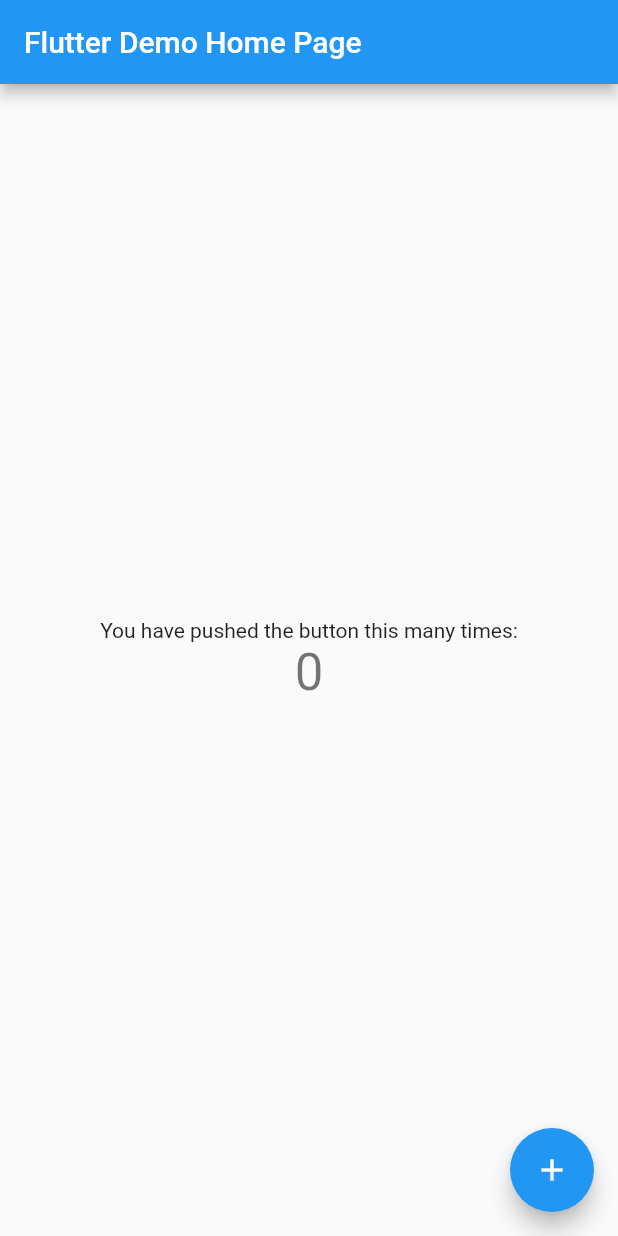
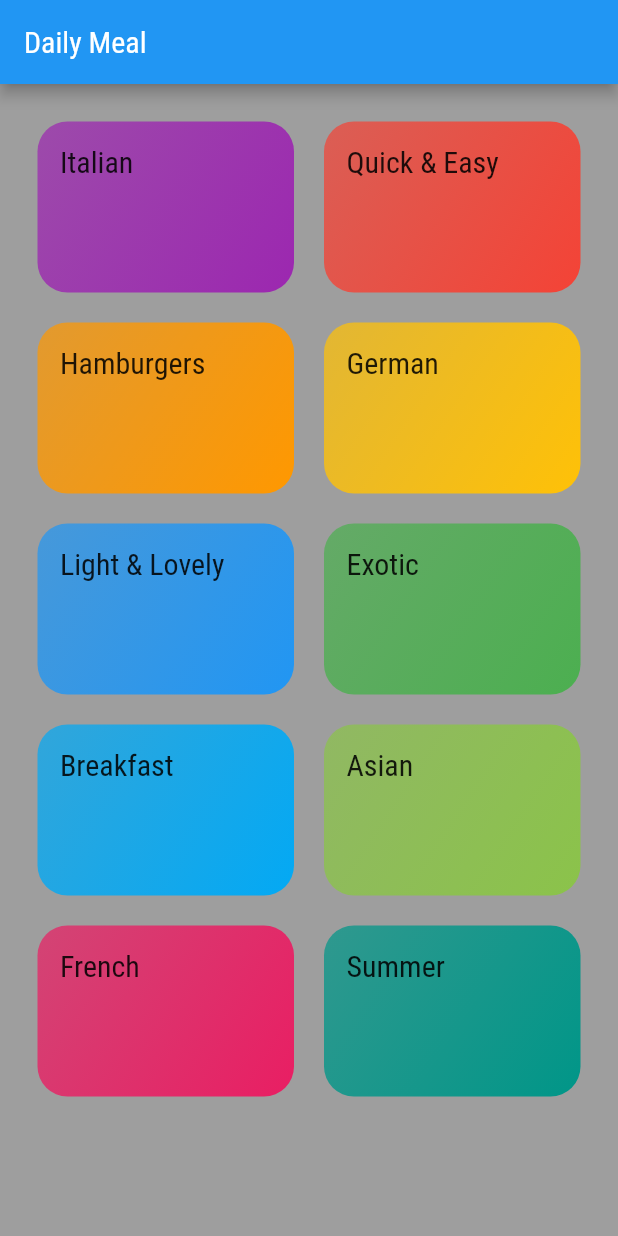
Before and after one commit to Abood2284/flutter_07_MealsApp, a Flutter app: the screen it shows after launch, on a phone screen of 412 x 824 dp. Run offline on Flutter 3.47's test engine with Material 2 defaults, Android fonts, the phone set to English and light mode, and no system bars.

Commit message:
initial commit

```diff
--- /dev/null
+++ b/meals_app/lib/categories_screen.dart
@@ -0,0 +1,30 @@
+import 'package:flutter/material.dart';
+
+import './dummy_data.dart';
+import './category_item.dart';
+
+class CategoriesScreen extends StatelessWidget {
+  @override
+  Widget build(BuildContext context) {
+    return Scaffold(
+      appBar: AppBar(
+        title: const Text('Daily Meal'),
+      ),
+      body: GridView(
+        padding: const EdgeInsets.all(25),
+        gridDelegate: const SliverGridDelegateWithMaxCrossAxisExtent(
+          // * If deivce widith is 300 only 1 child wil be there in col, if device width 500 then 2
+          maxCrossAxisExtent: 200,
+          // * Define how items shoule be sized based on there height & width
+          childAspectRatio: 3 / 2,
+          //* Spacing in col & row between each child
+          crossAxisSpacing: 20,
+          mainAxisSpacing: 20,
+        ),
+        children: DUMMY_CATEGORIES
+            .map((catData) => CategoryItem(catData.title, catData.color))
+            .toList(),
+      ),
+    );
+  }
+}
--- /dev/null
+++ b/meals_app/lib/category_item.dart
@@ -0,0 +1,22 @@
+import 'package:flutter/material.dart';
+
+class CategoryItem extends StatelessWidget {
+  final String title;
+  final Color color;
+
+  CategoryItem(this.title, this.color);
+
+  @override
+  Widget build(BuildContext context) {
+    return Container(
+        padding: const EdgeInsets.all(15),
+        child: Text(title, style: Theme.of(context).textTheme.headline6,),
+        decoration: BoxDecoration(
+          borderRadius: const BorderRadius.all(Radius.circular(20)),
+            gradient: LinearGradient(
+          colors: [color.withOpacity(0.7), color],
+          begin: Alignment.topLeft,
+          end: Alignment.bottomRight,
+        )));
+  }
+}
--- /dev/null
+++ b/meals_app/lib/dummy_data.dart
@@ -0,0 +1,56 @@
+import 'package:flutter/material.dart';
+
+import '../models/category.dart';
+
+const DUMMY_CATEGORIES = [
+  Category(
+    id: 'c1',
+    title: 'Italian',
+    color: Colors.purple,
+  ),
+  Category(
+    id: 'c2',
+    title: 'Quick & Easy',
+    color: Colors.red,
+  ),
+  Category(
+    id: 'c3',
+    title: 'Hamburgers',
+    color: Colors.orange,
+  ),
+  Category(
+    id: 'c4',
+    title: 'German',
+    color: Colors.amber,
+  ),
+  Category(
+    id: 'c5',
+    title: 'Light & Lovely',
+    color: Colors.blue,
+  ),
+  Category(
+    id: 'c6',
+    title: 'Exotic',
+    color: Colors.green,
+  ),
+  Category(
+    id: 'c7',
+    title: 'Breakfast',
+    color: Colors.lightBlue,
+  ),
+  Category(
+    id: 'c8',
+    title: 'Asian',
+    color: Colors.lightGreen,
+  ),
+  Category(
+    id: 'c9',
+    title: 'French',
+    color: Colors.pink,
+  ),
+  Category(
+    id: 'c10',
+    title: 'Summer',
+    color: Colors.teal,
+  ),
+];
--- a/meals_app/lib/main.dart
+++ b/meals_app/lib/main.dart
@@ -1,115 +1,32 @@
 import 'package:flutter/material.dart';
 
-void main() {
-  runApp(const MyApp());
-}
+import './categories_screen.dart';
+
+void main() => runApp(MyApp());
 
 class MyApp extends StatelessWidget {
-  const MyApp({Key? key}) : super(key: key);
-
-  // This widget is the root of your application.
   @override
   Widget build(BuildContext context) {
     return MaterialApp(
-      title: 'Flutter Demo',
+      title: 'DeliMeals',
       theme: ThemeData(
-        // This is the theme of your application.
-        //
-        // Try running your application with "flutter run". You'll see the
-        // application has a blue toolbar. Then, without quitting the app, try
-        // changing the primarySwatch below to Colors.green and then invoke
-        // "hot reload" (press "r" in the console where you ran "flutter run",
-        // or simply save your changes to "hot reload" in a Flutter IDE).
-        // Notice that the counter didn't reset back to zero; the application
-        // is not restarted.
-        primarySwatch: Colors.blue,
-      ),
-      home: const MyHomePage(title: 'Flutter Demo Home Page'),
+          primarySwatch: Colors.blue,
+          accentColor: const Color.fromRGBO(255, 0, 47, 117),
+          canvasColor: Colors.grey,
+          fontFamily: 'Raleway',
+          textTheme: ThemeData().textTheme.copyWith(
+              bodyText1: const TextStyle(
+                color: Color.fromRGBO(20, 51, 51, 1),
+              ),
+              bodyText2: const TextStyle(
+                color:  Color.fromRGBO(20, 51, 51, 1),
+              ),
+              headline6: const TextStyle(
+                fontFamily: 'RobotoCondensed',
+                fontSize: 20,
+              )
+              )),
+      home: CategoriesScreen(),
     );
   }
 }
-
-class MyHomePage extends StatefulWidget {
-  const MyHomePage({Key? key, required this.title}) : super(key: key);
-
-  // This widget is the home page of your application. It is stateful, meaning
-  // that it has a State object (defined below) that contains fields that affect
-  // how it looks.
-
-  // This class is the configuration for the state. It holds the values (in this
-  // case the title) provided by the parent (in this case the App widget) and
-  // used by the build method of the State. Fields in a Widget subclass are
-  // always marked "final".
-
-  final String title;
-
-  @override
-  State<MyHomePage> createState() => _MyHomePageState();
-}
-
-class _MyHomePageState extends State<MyHomePage> {
-  int _counter = 0;
-
-  void _incrementCounter() {
-    setState(() {
-      // This call to setState tells the Flutter framework that something has
-      // changed in this State, which causes it to rerun the build method below
-      // so that the display can reflect the updated values. If we changed
-      // _counter without calling setState(), then the build method would not be
-      // called again, and so nothing would appear to happen.
-      _counter++;
-    });
-  }
-
-  @override
-  Widget build(BuildContext context) {
-    // This method is rerun every time setState is called, for instance as done
-    // by the _incrementCounter method above.
-    //
-    // The Flutter framework has been optimized to make rerunning build methods
-    // fast, so that you can just rebuild anything that needs updating rather
-    // than having to individually change instances of widgets.
-    return Scaffold(
-      appBar: AppBar(
-        // Here we take the value from the MyHomePage object that was created by
-        // the App.build method, and use it to set our appbar title.
-        title: Text(widget.title),
-      ),
-      body: Center(
-        // Center is a layout widget. It takes a single child and positions it
-        // in the middle of the parent.
-        child: Column(
-          // Column is also a layout widget. It takes a list of children and
-          // arranges them vertically. By default, it sizes itself to fit its
-          // children horizontally, and tries to be as tall as its parent.
-          //
-          // Invoke "debug painting" (press "p" in the console, choose the
-          // "Toggle Debug Paint" action from the Flutter Inspector in Android
-          // Studio, or the "Toggle Debug Paint" command in Visual Studio Code)
-          // to see the wireframe for each widget.
-          //
-          // Column has various properties to control how it sizes itself and
-          // how it positions its children. Here we use mainAxisAlignment to
-          // center the children vertically; the main axis here is the vertical
-          // axis because Columns are vertical (the cross axis would be
-          // horizontal).
-          mainAxisAlignment: MainAxisAlignment.center,
-          children: <Widget>[
-            const Text(
-              'You have pushed the button this many times:',
-            ),
-            Text(
-              '$_counter',
-              style: Theme.of(context).textTheme.headline4,
-            ),
-          ],
-        ),
-      ),
-      floatingActionButton: FloatingActionButton(
-        onPressed: _incrementCounter,
-        tooltip: 'Increment',
-        child: const Icon(Icons.add),
-      ), // This trailing comma makes auto-formatting nicer for build methods.
-    );
-  }
-}
--- /dev/null
+++ b/meals_app/lib/models/category.dart
@@ -0,0 +1,9 @@
+import 'package:flutter/material.dart';
+
+class Category {
+  final String id;
+  final String title;
+  final Color color;
+
+  const Category({required this.id, required this.title, this.color = Colors.orange});
+}
```
Also changed, not shown: meals_app/pubspec.yaml (+17 -6 lines), meals_app/assets/fonts/Raleway-Black.ttf (added), meals_app/assets/fonts/Raleway-Bold.ttf (added), meals_app/assets/fonts/Raleway-Regular.ttf (added), meals_app/assets/fonts/RobotoCondensed-Bold.ttf (added), meals_app/assets/fonts/RobotoCondensed-Italic.ttf (added), meals_app/assets/fonts/RobotoCondensed-Light.ttf (added), meals_app/assets/fonts/RobotoCondensed-Regular.ttf (added), 1 other file.
